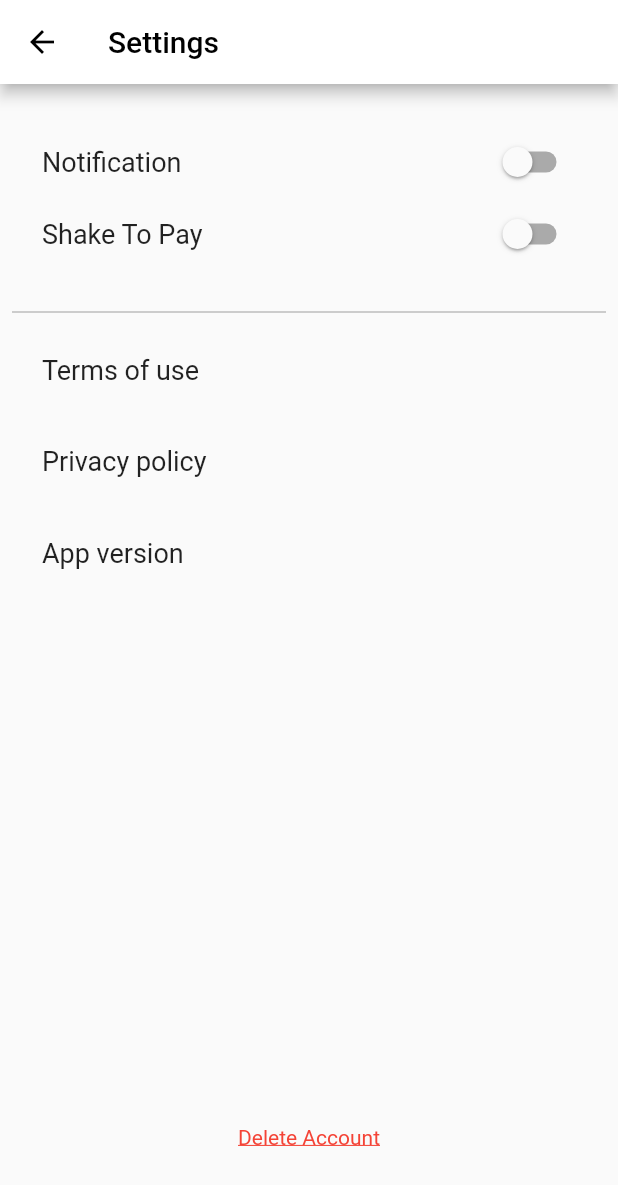
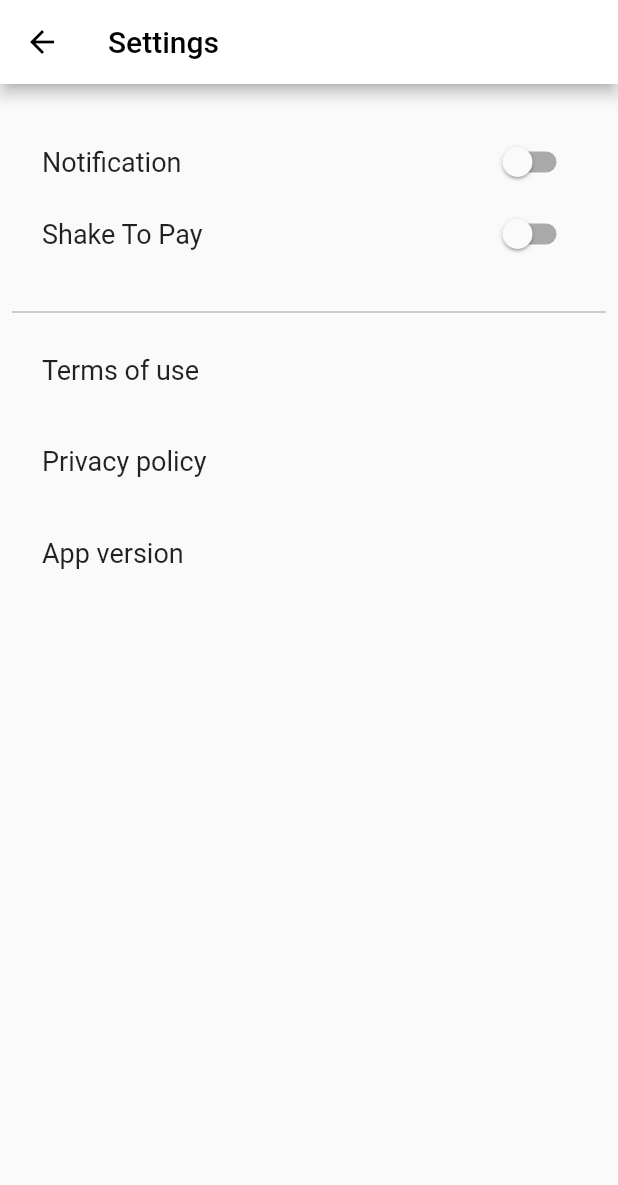
Before and after one commit to NalaJang/oasis_cafe_app, a Flutter app: the Settings screen opened directly, on a phone screen of 412 x 824 dp. Shown: the top 1185 px of the screen. Run offline on Flutter 3.47's test engine with Material 2 defaults, Android fonts, the phone set to English and light mode, and no system bars; our stand-ins replace cloud_firestore, firebase_auth, firebase_core, modal_progress_hud_nsn; accounts and stored records are empty; generated files the repository leaves out were written again.

Commit message:
Fix:로그인 상태가 아닐 경우 계정 삭제 버튼 가리기

```diff
--- a/lib/screens/mainMenus/other/settings.dart
+++ b/lib/screens/mainMenus/other/settings.dart
@@ -1,9 +1,7 @@
 import 'package:flutter/material.dart';
 import 'package:oasis_cafe_app/provider/userStateProvider.dart';
-import 'package:oasis_cafe_app/screens/login/login.dart';
 import 'package:provider/provider.dart';
 
-import '../../../config/palette.dart';
 import '../../../config/showInformationDialog.dart';
 import '../../../strings/strings_en.dart';
 
@@ -12,6 +10,8 @@ class Settings extends StatelessWidget {
 
   @override
   Widget build(BuildContext context) {
+    final userUid = Provider.of<UserStateProvider>(context, listen: false).userUid;
+
     return Scaffold(
       appBar: AppBar(
         title: const Text(Strings.settings),
@@ -20,21 +20,21 @@ class Settings extends StatelessWidget {
       body: Padding(
         padding: const EdgeInsets.all(8.0),
         child: Column(
-          children: const [
+          children: [
             // 푸시 알람, Shake to pay
-            Preferences(),
+            const Preferences(),
 
-            Divider(color: Colors.grey,),
+            const Divider(color: Colors.grey,),
 
             // 이용약관, 개인정보 처리 방침, 버전 정보
-            About(),
+            const About(),
 
-            Spacer(),
+            const Spacer(),
 
             // 계정 삭제
-            DeleteAccount(),
+            userUid == '' ? const Spacer() : const DeleteAccount(),
 
-            SizedBox(height: 50,)
+            const SizedBox(height: 50,)
           ],
         ),
       )
```
